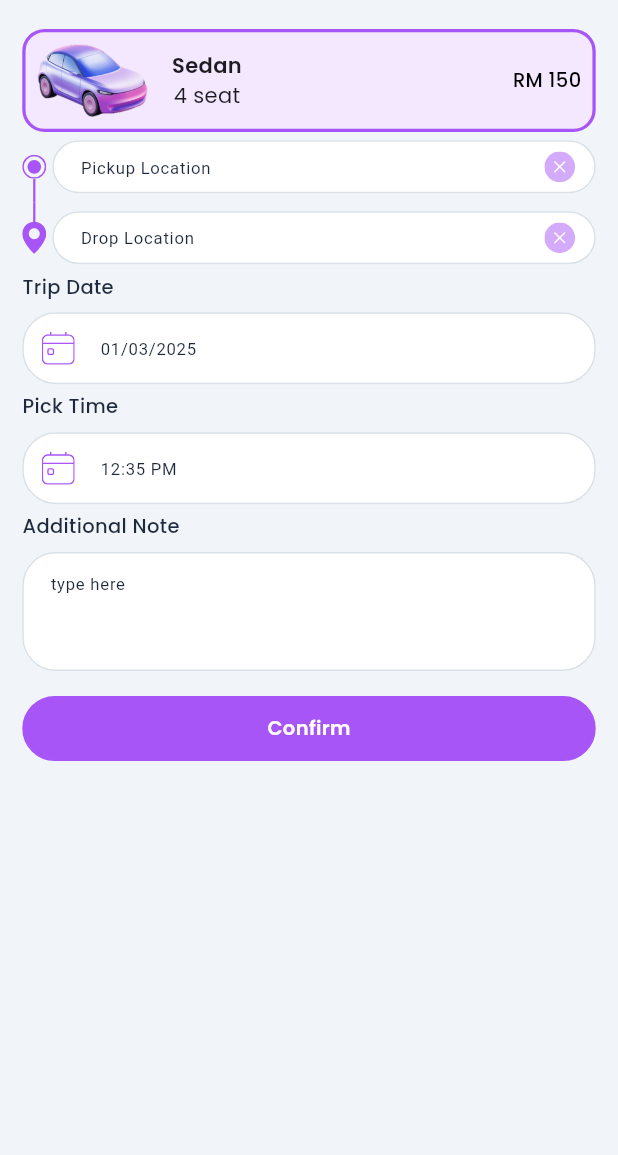
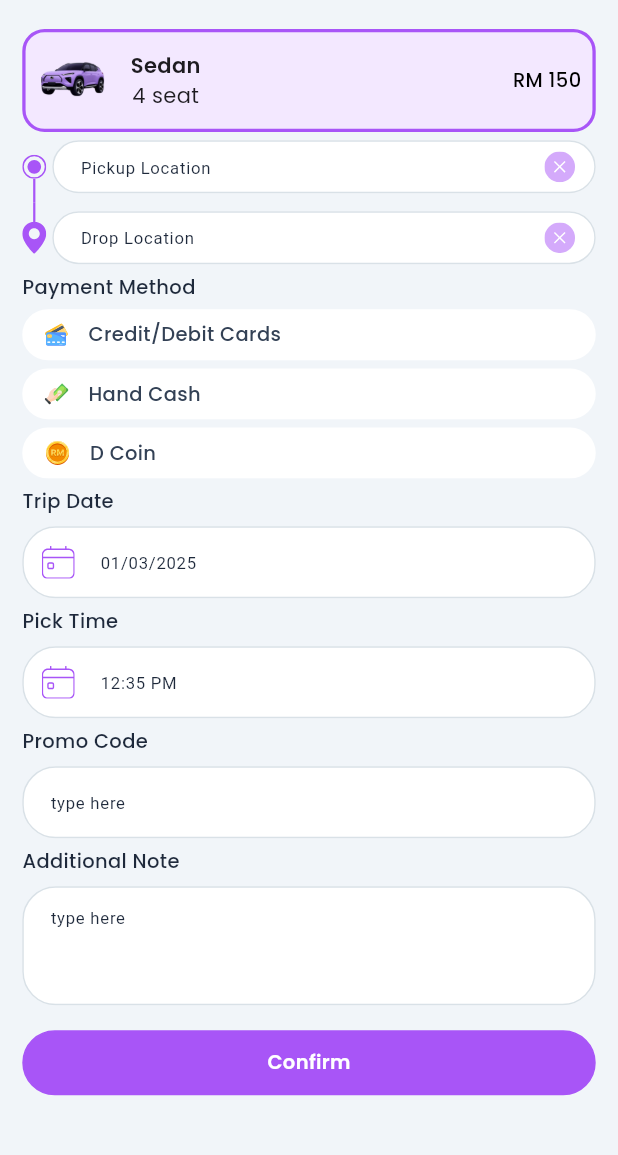
Before and after one commit to moury12/E-hailing-App, a Flutter app: the RequestTripPage screen opened by its route, on a phone screen of 412 x 824 dp, the part 55-1210 px from its top. Run offline on Flutter 3.47's test engine with Material 3 defaults, Android fonts, the phone set to English and light mode, and no system bars; our stand-ins replace cached_network_image, device_preview, fl_chart, flutter_rating_bar, flutter_screenutil, flutter_svg and 5 more; accounts and stored records are empty; project files that could hold a hidden picture were left out.

Commit message:
fix: all issue of ui

```diff
--- a/lib/core/constants/app_static_strings_constant.dart
+++ b/lib/core/constants/app_static_strings_constant.dart
@@ -27,6 +27,7 @@ class AppStaticStrings {
   static const String tripRequestError = 'Trip Request Error';
   static const String submit = 'Submit';
   static const String pickup = 'Pickup';
+  static const String promoCode = 'Promo Code';
   static const String dashboard = 'Dashboard';
   static const String changePassword = 'Change Password';
   // Account Creation
@@ -143,6 +144,7 @@ class AppStaticStrings {
   static const String onlineCash = 'Online Cash';
   static const String totalEarn = 'Total Earn ';
   static const String preBookRide = 'Pre-Book Ride';
+  static const String womanOnlyRide = 'Women-Only Ride';
   static const String findAnother = 'Find Another';
   static const String accept = 'Accept';
   static const String noNewRideReq = 'No New Ride Request';
@@ -193,6 +195,7 @@ class AppStaticStrings {
   static const String loremIpsumText = 'Lorem Ipsum Dolor Sit Amet Consectetur, Commodao Mauris Vitae Non Vestibulum Armet Fusce.';
   static const String myRides = 'My Rides';
   static const String ride = 'Ride';
+  static const String generalRide = 'General Ride';
   static const String trackRides = 'Track Ride';
   static const String track= 'Track';
   static const String transactionHistory= 'Transaction History';
--- a/lib/core/utils/variables.dart
+++ b/lib/core/utils/variables.dart
@@ -29,6 +29,10 @@ List<TripCancellationModel> tripCancellationList = [
     isChecked: false.obs,
   ),
 ];
+// List<TripCancellationModel> paymentStatus =[TripCancellationModel(
+//   title: "Card Payment",
+//   isChecked: false.obs,
+// ),];
 String pickupDestination = 'Pickup destination';
 String userRole = 'User Role';
 String role = 'role';
--- a/lib/presentations/auth/views/signup_page.dart
+++ b/lib/presentations/auth/views/signup_page.dart
@@ -1,6 +1,7 @@
 import 'package:e_hailing_app/core/components/custom_textfield.dart';
 import 'package:e_hailing_app/core/constants/app_static_strings_constant.dart';
 import 'package:e_hailing_app/presentations/auth/views/login_page.dart';
+import 'package:e_hailing_app/presentations/auth/views/verify_email_page.dart';
 import 'package:e_hailing_app/presentations/auth/views/verify_identity_page.dart';
 import 'package:e_hailing_app/presentations/auth/widgets/auth_scaffold_structure_widget.dart';
 import 'package:e_hailing_app/presentations/auth/widgets/auth_text_widgets.dart';
@@ -65,7 +66,7 @@ class SignupPage extends StatelessWidget {
           ],
         ),
         CustomButton(onTap: () {
-          Get.toNamed(VerifyIdentityPage.routeName);
+          Get.toNamed(VerifyEmailPage.routeName);
         }, title: AppStaticStrings.createAccount),
         space12H,
         SocialMediaAuthWidget(),
--- a/lib/presentations/auth/views/verify_identity_page.dart
+++ b/lib/presentations/auth/views/verify_identity_page.dart
@@ -51,7 +51,7 @@ class VerifyIdentityPage extends StatelessWidget {
         space4H,
         CustomButton(
           onTap: () {
-            Get.toNamed(VerifyEmailPage.routeName);
+            Get.back();
           },
           title: AppStaticStrings.confirm,
         ),
--- a/lib/presentations/splash/controllers/common_controller.dart
+++ b/lib/presentations/splash/controllers/common_controller.dart
@@ -7,6 +7,8 @@ import 'package:get/get.dart';
 import 'package:permission_handler/permission_handler.dart';
 
 import '../../../core/utils/google_map_api_key.dart';
+
+// import '../../../core/utils/google_map_api_key.dart';
 
 class CommonController extends GetxController {
   static CommonController get to => Get.find();
--- a/lib/presentations/trip/views/request_trip_page.dart
+++ b/lib/presentations/trip/views/request_trip_page.dart
@@ -1,5 +1,6 @@
 import 'package:e_hailing_app/core/components/custom_appbar.dart';
 import 'package:e_hailing_app/core/components/custom_button.dart';
+import 'package:e_hailing_app/core/components/custom_check_box.dart';
 import 'package:e_hailing_app/core/components/custom_textfield.dart';
 import 'package:e_hailing_app/core/constants/app_static_strings_constant.dart';
 import 'package:e_hailing_app/core/constants/color_constants.dart';
@@ -15,6 +16,13 @@ import 'package:flutter_screenutil/flutter_screenutil.dart';
 import 'package:flutter_svg/flutter_svg.dart';
 import 'package:get/get.dart';
 
+import '../../../core/constants/custom_text.dart';
+import '../../../core/constants/fontsize_constant.dart';
+import '../../../core/constants/text_style_constant.dart';
+import '../../../core/helper/helper_function.dart';
+import '../../payment/widgets/coin_dialog_payment_widget.dart';
+import '../../payment/widgets/payment_card_item.dart';
+
 class RequestTripPage extends StatelessWidget {
   static const String routeName = '/request-trip';
   const RequestTripPage({super.key});
@@ -27,10 +35,43 @@ class RequestTripPage extends StatelessWidget {
         child: Padding(
           padding: padding16.copyWith(top: 0),
           child: Column(
+            crossAxisAlignment: CrossAxisAlignment.start,
             spacing: 6.h,
             children: [
               CarDetailsCardWidget(onTap: () {}),
               PickupDropLocationWidget(),
+              Text(
+                "Payment Method",
+                style: poppinsMedium.copyWith(
+                  color: AppColors.kTextDarkBlueColor,
+                  fontSize: getFontSizeSemiSmall(),
+                ),
+              ),
+              PaymentCardItem(
+                img: cardsIcon,
+                title: AppStaticStrings.creditDebitCards,
+                onTap: () {},
+              ),
+
+              PaymentCardItem(
+                img: handCashIcon,
+                title: AppStaticStrings.handCash,
+                onTap: () {
+                  showHandCashDialogs(context);
+                },
+              ),
+
+              PaymentCardItem(
+                img: coinIcon,
+                title: AppStaticStrings.dCoin,
+                onTap: () {
+                  showDialog(
+                    context: context,
+                    builder:
+                        (context) => DCoinDialogPaymentWidget(),
+                  );
+                },
+              ),
               CustomTextField(
                 hintText: '01/03/2025',
                 borderColor: AppColors.kGreyColor,
@@ -52,6 +93,13 @@ class RequestTripPage extends StatelessWidget {
                   padding: padding14,
                   child: SvgPicture.asset(calenderIcon),
                 ),
+              ),CustomTextField(
+                // hintText: '12:35 PM',
+                borderColor: AppColors.kGreyColor,
+                fillColor: AppColors.kWhiteColor,
+                borderRadius: 24.r,
+                title: AppStaticStrings.promoCode,
+
               ),
               CustomTextField(
                 // hintText: '12:35 PM',
```
Also changed, not shown: lib/presentations/driver-dashboard/widgets/pickup_started_widget.dart (+10 -0 lines), lib/presentations/home/widgets/bottom_sheets.dart (+81 -73 lines), lib/presentations/home/widgets/trip_details_card_widget.dart (+41 -74 lines), lib/presentations/profile/widgets/profile_info_list_widget.dart (+16 -18 lines), assets/images/purple_car_img.png, assets/images/purple_car_img2.png, lib/presentations/profile/widgets/profile_card_item_widget.dart (indentation only), 3 other files.
